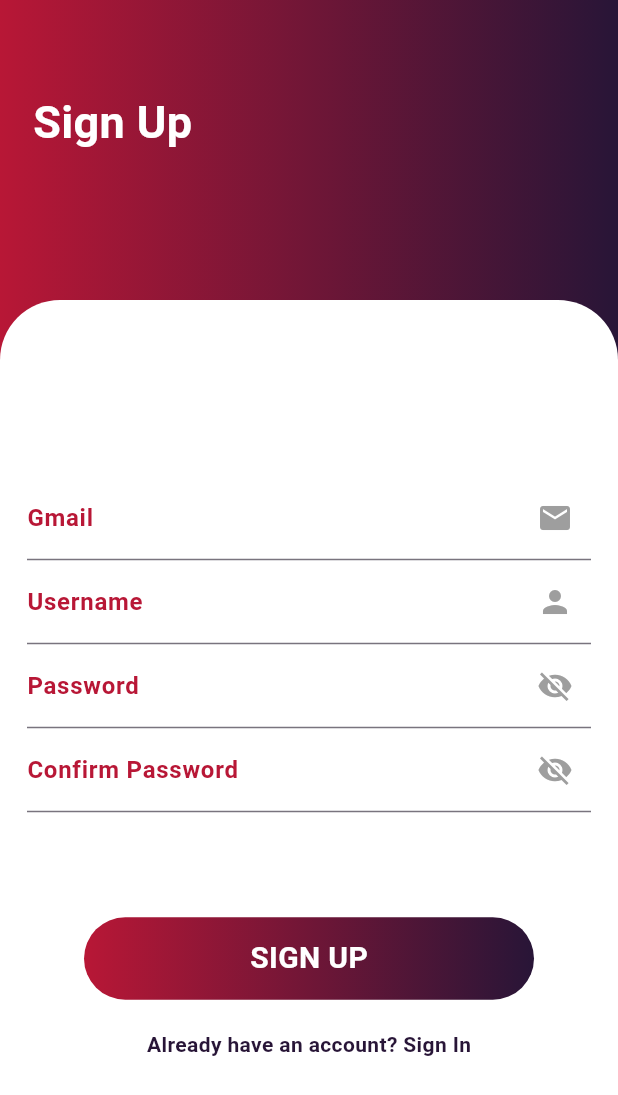
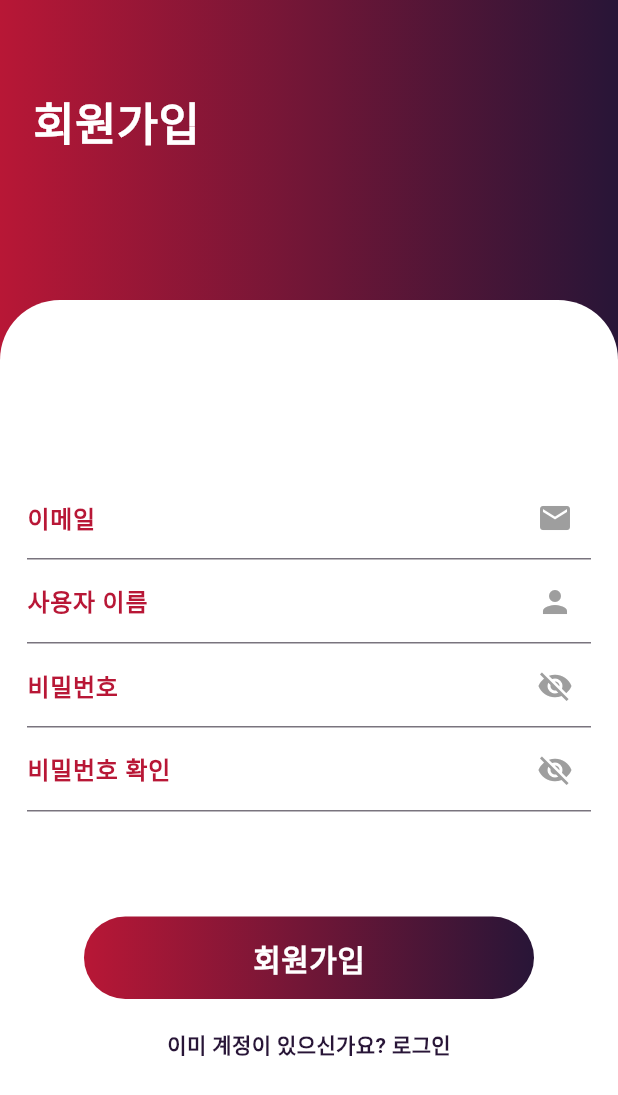
Before and after one commit to waterlemona/todos, a Flutter app: the SignUpScreen screen opened directly, on a phone screen of 412 x 824 dp. Shown: the top 1095 px of the screen. Run offline on Flutter 3.47's test engine with Material 3 defaults, Android fonts, the phone set to English and light mode, and no system bars; our stand-ins replace cloud_firestore, firebase_auth, firebase_core, fl_chart, flutter_local_notifications, font_awesome_flutter and 1 more; accounts and stored records are empty; network calls fail.

```diff
--- a/lib/signup.dart
+++ b/lib/signup.dart
@@ -1,8 +1,59 @@
 import 'package:flutter/material.dart';
+import 'package:firebase_auth/firebase_auth.dart';
 
-class SignUpScreen extends StatelessWidget {
-  // const 제거
+class SignUpScreen extends StatefulWidget {
   SignUpScreen({Key? key}) : super(key: key);
+
+  @override
+  _SignUpScreenState createState() => _SignUpScreenState();
+}
+
+class _SignUpScreenState extends State<SignUpScreen> {
+  final TextEditingController _emailController = TextEditingController();
+  final TextEditingController _usernameController = TextEditingController();
+  final TextEditingController _passwordController = TextEditingController();
+  final TextEditingController _confirmPasswordController = TextEditingController();
+  final FirebaseAuth _auth = FirebaseAuth.instance;
+
+  Future<void> _signUp() async {
+    if (_passwordController.text != _confirmPasswordController.text) {
+      ScaffoldMessenger.of(context).showSnackBar(
+        SnackBar(content: Text('비밀번호가 일치하지 않습니다.')),
+      );
+      return;
+    }
+
+    try {
+      UserCredential userCredential = await _auth.createUserWithEmailAndPassword(
+        email: _emailController.text,
+        password: _passwordController.text,
+      );
+
+      // 사용자 이름 업데이트
+      await userCredential.user?.updateDisplayName(_usernameController.text);
+
+      ScaffoldMessenger.of(context).showSnackBar(
+        SnackBar(content: Text('회원가입이 완료되었습니다.')),
+      );
+      Navigator.pop(context);
+    } on FirebaseAuthException catch (e) {
+      String errorMessage;
+      if (e.code == 'weak-password') {
+        errorMessage = '제공된 비밀번호가 너무 취약합니다.';
+      } else if (e.code == 'email-already-in-use') {
+        errorMessage = '해당 이메일로 이미 계정이 존재합니다.';
+      } else {
+        errorMessage = '오류가 발생했습니다. 다시 시도해주세요.';
+      }
+      ScaffoldMessenger.of(context).showSnackBar(
+        SnackBar(content: Text(errorMessage)),
+      );
+    } catch (e) {
+      ScaffoldMessenger.of(context).showSnackBar(
+        SnackBar(content: Text('오류가 발생했습니다. 다시 시도해주세요.')),
+      );
+    }
+  }
 
   @override
   Widget build(BuildContext context) {
@@ -23,7 +74,7 @@ class SignUpScreen extends StatelessWidget {
             child: const Padding(
               padding: EdgeInsets.only(top: 60.0, left: 22),
               child: Text(
-                'Sign Up',
+                '회원가입',
                 style: TextStyle(
                   fontSize: 30,
                   color: Colors.white,
@@ -49,74 +100,67 @@ class SignUpScreen extends StatelessWidget {
                 child: Column(
                   mainAxisAlignment: MainAxisAlignment.center,
                   children: [
-                    const TextField(
-                      decoration: InputDecoration(
+                    TextField(
+                      controller: _emailController,
+                      decoration: const InputDecoration(
                         suffixIcon: Icon(
                           Icons.email,
                           color: Colors.grey,
                         ),
-                        label: Text(
-                          'Gmail',
-                          style: TextStyle(
+                        labelText: '이메일',
+                        labelStyle: TextStyle(
                           fontWeight: FontWeight.bold,
                           color: Color(0xffB81736),
                         ),
                       ),
                     ),
-                    ),
-                    const TextField(
-                      decoration: InputDecoration(
+                    TextField(
+                      controller: _usernameController,
+                      decoration: const InputDecoration(
                         suffixIcon: Icon(
                           Icons.person,
                           color: Colors.grey,
                         ),
-                        label: Text(
-                          'Username',
-                          style: TextStyle(
+                        labelText: '사용자 이름',
+                        labelStyle: TextStyle(
                           fontWeight: FontWeight.bold,
                           color: Color(0xffB81736),
                         ),
                       ),
                     ),
-                    ),
-                    const TextField(
+                    TextField(
+                      controller: _passwordController,
                       obscureText: true,
-                      decoration: InputDecoration(
+                      decoration: const InputDecoration(
                         suffixIcon: Icon(
                           Icons.visibility_off,
                           color: Colors.grey,
                         ),
-                        label: Text(
-                          'Password',
-                          style: TextStyle(
+                        labelText: '비밀번호',
+                        labelStyle: TextStyle(
                           fontWeight: FontWeight.bold,
                           color: Color(0xffB81736),
                         ),
                       ),
                     ),
-                    ),
-                    const TextField(
+                    TextField(
+                      controller: _confirmPasswordController,
                       obscureText: true,
-                      decoration: InputDecoration(
+                      decoration: const InputDecoration(
                         suffixIcon: Icon(
                           Icons.visibility_off,
                           color: Colors.grey,
                         ),
-                        label: Text(
-                          'Confirm Password',
-                          style: TextStyle(
+                        labelText: '비밀번호 확인',
+                        labelStyle: TextStyle(
                           fontWeight: FontWeight.bold,
                           color: Color(0xffB81736),
                         ),
                       ),
                     ),
-                    ),
                     const SizedBox(height: 70),
                     GestureDetector(
-                      onTap: () {
-                        // 회원가입 완료 후, 로그인 화면으로 이동
-                        Navigator.pop(context);
-                      },
+                      onTap: _signUp,
                       child: Container(
                         height: 55,
                         width: 300,
@@ -131,7 +175,7 @@ class SignUpScreen extends StatelessWidget {
                         ),
                         child: const Center(
                           child: Text(
-                            'SIGN UP',
+                            '회원가입',
                             style: TextStyle(
                               fontWeight: FontWeight.bold,
                               fontSize: 20,
@@ -144,13 +188,12 @@ class SignUpScreen extends StatelessWidget {
                     const SizedBox(height: 20),
                     GestureDetector(
                       onTap: () {
-                        // 로그인 화면으로 이동
                         Navigator.pop(context);
                       },
                       child: const Align(
                         alignment: Alignment.center,
                         child: Text(
-                          'Already have an account? Sign In',
+                          '이미 계정이 있으신가요? 로그인',
                           style: TextStyle(
                             fontWeight: FontWeight.bold,
                             color: Color(0xff281537),
@@ -167,4 +210,13 @@ class SignUpScreen extends StatelessWidget {
       ),
     );
   }
+
+  @override
+  void dispose() {
+    _emailController.dispose();
+    _usernameController.dispose();
+    _passwordController.dispose();
+    _confirmPasswordController.dispose();
+    super.dispose();
   }
+}
--- a/lib/todo.dart
+++ b/lib/todo.dart
@@ -14,7 +14,7 @@ class Todo {
   bool isDone;
   List<DateTime>? futureDates;
   List<String> repeatDays;
-
+ //userid받아오는 섹션 추가해야함
   Todo({
     this.id = '',
     required this.title,
--- a/pubspec.yaml
+++ b/pubspec.yaml
@@ -35,6 +35,8 @@ dependencies:
   firebase_core: ^3.8.0
   fl_chart: ^0.69.0
   collection: ^1.18.0
+  flutter_local_notifications: ^9.1.5
+  firebase_auth: ^5.3.3
 
 
   # The following adds the Cupertino Icons font to your application.
```
Also changed, not shown: lib/login.dart (+67 -35 lines), pubspec.lock, 3 other files. Lines whose indentation alone changed are shown as unchanged.
